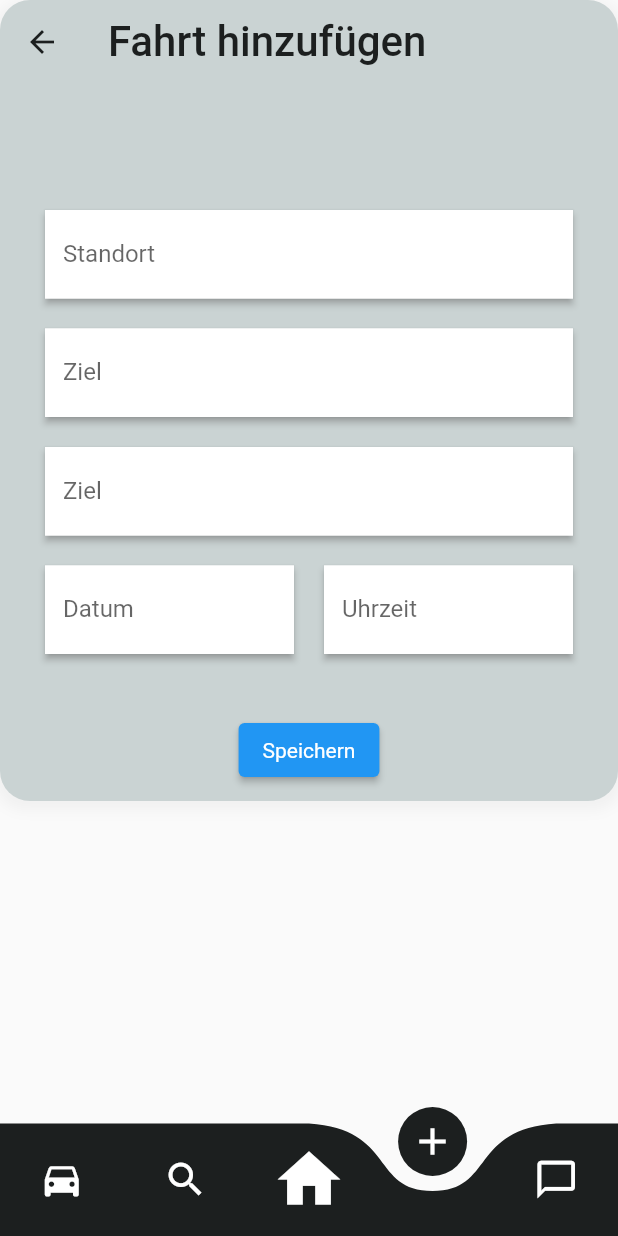
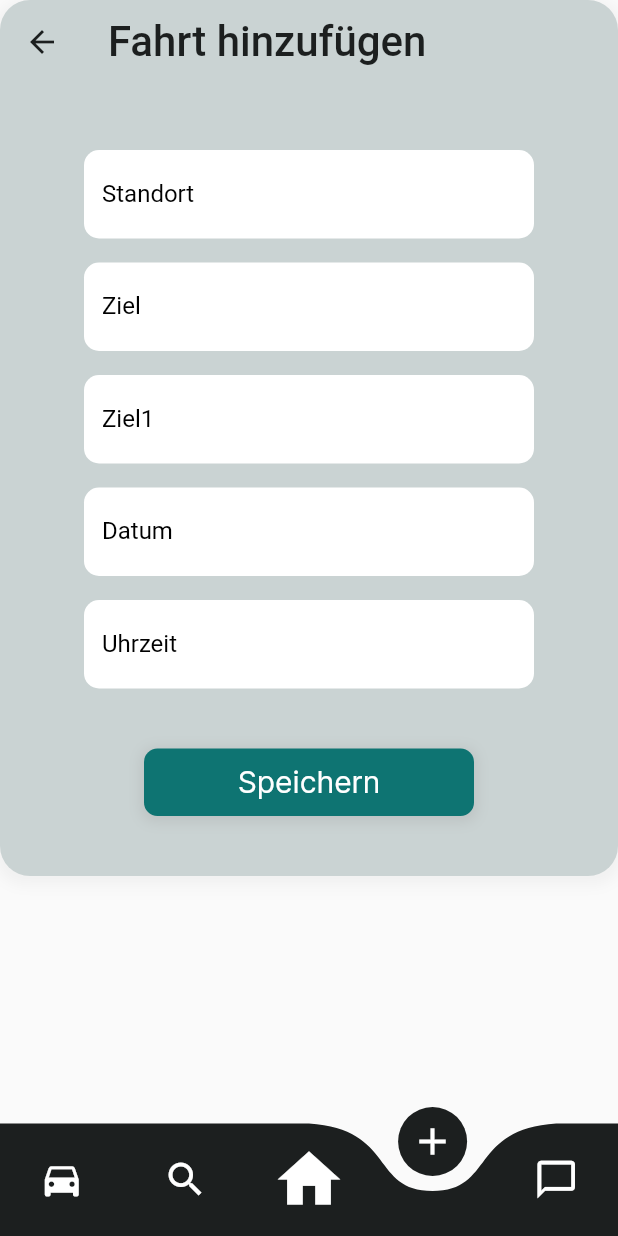
Before and after one commit to drmilde/carida_unigo_v0, a Flutter app: the MainScreen screen opened directly, item 4 of the bottom bar chosen, on a phone screen of 412 x 824 dp. Run offline on Flutter 3.47's test engine with Material 2 defaults, Android fonts, the phone set to English and light mode, and no system bars; drawn by our look-alikes of curved_navigation_bar, flutter_form_builder; our stand-ins replace flutter_map, flutter_rating_bar, flutter_svg, form_builder_validators, get, google_fonts and 2 more; missing offline and left inert: string_similarity; accounts and stored records are empty.

Commit message:
Formular in Fahrt hinzufuegen angepasst

```diff
--- a/lib/main.dart
+++ b/lib/main.dart
@@ -5,7 +5,7 @@ import 'package:projects/screens/pre_loading_screen.dart';
 
 // Design in
 // https://www.figma.com/file/KG73Ctua7GSmwbwu3uWXvG/Prototyp-1?node-id=0%3A1&t=qwvKkf7XLdVeYxtk-0
-//https://www.figma.com/file/0FjcfC8V4czugJ7WvSbPNw/RIDA-APP
+// https://www.figma.com/file/0FjcfC8V4czugJ7WvSbPNw/RIDA-APP
 
 class MyCustomScrollBehavior extends MaterialScrollBehavior {
   // Override behavior methods and getters like dragDevices
--- a/lib/sb/screens/hinzufuegen/hinzufuegen_screen.dart
+++ b/lib/sb/screens/hinzufuegen/hinzufuegen_screen.dart
@@ -1,5 +1,11 @@
 import 'package:flutter/material.dart';
 import 'package:flutter/services.dart';
+import 'package:flutter_form_builder/flutter_form_builder.dart';
+import 'package:get/get.dart';
+import 'package:projects/services/controller/ug_state_controller.dart';
+
+import '../../../screens/widgets/forms/form_submit_button.dart';
+import '../../../screens/widgets/forms/form_text_field.dart';
 
 class HinzufuegenScreen extends StatefulWidget {
   const HinzufuegenScreen({Key? key}) : super(key: key);
@@ -9,12 +15,16 @@ class HinzufuegenScreen extends StatefulWidget {
 }
 
 class _HinzufuegenScreenState extends State<HinzufuegenScreen> {
+  UGStateController _controller = Get.find();
+
   @override
   void initState() {
     super.initState();
   }
 
   final _formKey = GlobalKey<FormState>();
+  var formKey = GlobalKey<FormBuilderState>();
+
   final List<Color> colors = [
     Color.fromARGB(255, 202, 211, 211),
     Color.fromARGB(255, 0, 173, 167),
@@ -39,9 +49,7 @@ class _HinzufuegenScreenState extends State<HinzufuegenScreen> {
               alignment: Alignment.bottomCenter,
               child: Column(
                 children: [
-                  Container(
-
-                  ),
+                  Container(),
                   _fahrtHinzufuegen(),
                 ],
               ),
@@ -67,7 +75,91 @@ class _HinzufuegenScreenState extends State<HinzufuegenScreen> {
           ),
         ],
       ),
-      child: Form(
+      //child: _oldForm(),
+      child: Column(
+        children: [
+          SizedBox(
+            height: 100,
+          ),
+          _buildForm(context),
+        ],
+      ),
+    );
+  }
+
+  String? zahlValidator(value) {
+    var zahl = int.tryParse(value.toString()) ?? 0;
+    if (zahl % 2 == 0) {
+      return 'Es sind nur ungerade Zahlen erlaubt';
+    }
+    return null;
+  }
+
+  Widget _buildForm(BuildContext context) {
+    return FormBuilder(
+      key: formKey,
+      // enabled: false,
+      onChanged: () {
+        formKey.currentState!.save();
+      },
+      autovalidateMode: AutovalidateMode.disabled,
+      skipDisabled: true,
+      child: Column(
+        children: <Widget>[
+          CustomFormTextField(
+            formKey: formKey,
+            name: "standort",
+            labelText: "Standort",
+          ),
+          const SizedBox(height: 16),
+          CustomFormTextField(
+            formKey: formKey,
+            name: "ziel",
+            labelText: "Ziel",
+          ),
+          const SizedBox(height: 16),
+          CustomFormTextField(
+            formKey: formKey,
+            name: "ziel1",
+            labelText: "Ziel1",
+          ),
+          const SizedBox(height: 16),
+          CustomFormTextField(
+            formKey: formKey,
+            name: "datum",
+            labelText: "Datum",
+          ),
+          const SizedBox(height: 16),
+          CustomFormTextField(
+            formKey: formKey,
+            name: "zeit",
+            labelText: "Uhrzeit",
+          ),
+          SizedBox(height: 40),
+          CustomFormSubmitButton(
+            formKey: formKey,
+            text: "Speichern",
+            callback: () async {
+              String standort = formKey.currentState!.value['standort'];
+              String ziel = formKey.currentState!.value['ziel'];
+              String ziel1 = formKey.currentState!.value['ziel1'];
+              String email = formKey.currentState!.value['email'];
+              String datum = formKey.currentState!.value['datum'];
+              String zeit = formKey.currentState!.value['zeit'];
+
+              // TODO es wurde etwas verdatändert
+              _controller.change();
+            },
+          ),
+          SizedBox(height: 40),
+          Container(),
+        ],
+      ),
+    );
+  }
+
+  Widget _oldForm() {
+    return Form(
       child: Padding(
         padding: const EdgeInsets.fromLTRB(30, 140, 30, 10),
         child: Column(
@@ -167,8 +259,7 @@ class _HinzufuegenScreenState extends State<HinzufuegenScreen> {
               onPressed: () {
                 // Wenn alle Validatoren der Felder des Formulars gültig sind.
                 if (_formKey.currentState!.validate()) {
-                    print(
-                        "Formular ist gültig und kann verarbeitet werden");
+                  print("Formular ist gültig und kann verarbeitet werden");
                 } else {
                   print("Formular ist nicht gültig");
                 }
@@ -178,15 +269,6 @@ class _HinzufuegenScreenState extends State<HinzufuegenScreen> {
           ],
         ),
       ),
-      ),
     );
   }
-
-  String? zahlValidator(value) {
-    var zahl = int.tryParse(value.toString()) ?? 0;
-    if (zahl % 2 == 0) {
-      return 'Es sind nur ungerade Zahlen erlaubt';
 }
-    return null;
-  }
-}
--- a/lib/sb/screens/home/main_screen.dart
+++ b/lib/sb/screens/home/main_screen.dart
@@ -1,8 +1,10 @@
 import 'package:curved_navigation_bar/curved_navigation_bar.dart';
 import 'package:flutter/material.dart';
+import 'package:get/get.dart';
 import 'package:google_fonts/google_fonts.dart';
 import 'package:projects/sb/screens/buchungen/buchungen_screen.dart';
 
+import '../../../services/controller/ug_state_controller.dart';
 import '../chat/chat_screen.dart';
 import '../einstellungen/einstellungen_screen.dart';
 import '../hinzufuegen/hinzufuegen_screen.dart';
@@ -17,6 +19,7 @@ class MainScreen extends StatefulWidget {
 }
 
 class _MainScreenState extends State<MainScreen> {
+  UGStateController _controller = Get.find();
   int index = 2;
 
   final screens = [
@@ -66,8 +69,29 @@ class _MainScreenState extends State<MainScreen> {
       ),
     ];
     return Scaffold(
+
+      /*
+      drawer: Drawer(),
+      showDrawer: false,
+      //appbar: AppBar(),
+      showAppbar: false,
+      fab: FloatingActionButton(
+        onPressed: () {},
+        child: Text("+"),
+      ),
+      showFab: false,
+      //bottomNavigationBar: UnigoBottomNavigationsBar(),
+      showBottonNavigationBar: true,
+
+      backgroundColor: _controller.appConstants.dark_grey,
+      image: "assets/images/background2.svg",
+
+       */
+
+
       extendBody: true,
       extendBodyBehindAppBar: true,
+
       //backgroundColor: Color.fromARGB(255, 28, 31, 31),
       appBar: _buildAppBar(title[index], context, index),
       bottomNavigationBar: CurvedNavigationBar(
--- a/lib/sb/screens/welcome/anmelden_screen.dart
+++ b/lib/sb/screens/welcome/anmelden_screen.dart
@@ -38,7 +38,7 @@ class _AnmeldenScreenState extends State<AnmeldenScreen> {
     return SVGDynamicScaffoldWidget(
       drawer: Drawer(),
       showDrawer: false,
-      appbar: AppBar(),
+      appBar: AppBar(),
       showAppbar: false,
       fab: FloatingActionButton(
         onPressed: () {},
--- a/lib/sb/screens/welcome/registrieren_screen.dart
+++ b/lib/sb/screens/welcome/registrieren_screen.dart
@@ -37,7 +37,7 @@ class _RegistrierenScreenState extends State<RegistrierenScreen> {
     return SVGDynamicScaffoldWidget(
       drawer: Drawer(),
       showDrawer: false,
-      appbar: AppBar(),
+      appBar: AppBar(),
       showAppbar: false,
       fab: FloatingActionButton(
         onPressed: () {},
--- a/lib/sb/screens/welcome/registrieren_two_screen.dart
+++ b/lib/sb/screens/welcome/registrieren_two_screen.dart
@@ -37,7 +37,7 @@ class _RegistrierenTwoScreenState extends State<RegistrierenTwoScreen> {
     return SVGDynamicScaffoldWidget(
       drawer: Drawer(),
       showDrawer: false,
-      appbar: AppBar(),
+      appBar: AppBar(),
       showAppbar: false,
       fab: FloatingActionButton(
         onPressed: () {},
--- a/lib/sb/screens/welcome/start_screen.dart
+++ b/lib/sb/screens/welcome/start_screen.dart
@@ -18,7 +18,7 @@ class StartScreen extends StatelessWidget {
     return SVGDynamicScaffoldWidget(
       drawer: Drawer(),
       showDrawer: false,
-      appbar: AppBar(),
+      appBar: AppBar(),
       showAppbar: false,
       fab: FloatingActionButton(
         onPressed: () {},
--- a/lib/screens/anmelden/login_screen.dart
+++ b/lib/screens/anmelden/login_screen.dart
@@ -24,7 +24,7 @@ class LoginScreen extends StatelessWidget {
     return SVGDynamicScaffoldWidget(
       drawer: Drawer(),
       showDrawer: false,
-      appbar: AppBar(),
+      appBar: AppBar(),
       showAppbar: false,
       fab: FloatingActionButton(
         onPressed: () {},
--- a/lib/screens/anmelden/registrieren_screen.dart
+++ b/lib/screens/anmelden/registrieren_screen.dart
@@ -24,7 +24,7 @@ class RegistrierenScreen extends StatelessWidget {
     return SVGDynamicScaffoldWidget(
       drawer: Drawer(),
       showDrawer: false,
-      appbar: AppBar(),
+      appBar: AppBar(),
       showAppbar: false,
       fab: FloatingActionButton(
         onPressed: () {},
--- a/lib/screens/chat/chat_screen.dart
+++ b/lib/screens/chat/chat_screen.dart
@@ -21,7 +21,7 @@ class ChatScreen extends StatelessWidget {
     return SVGDynamicScaffoldWidget(
       drawer: Drawer(),
       showDrawer: false,
-      appbar: AppBar(),
+      appBar: AppBar(),
       showAppbar: false,
       fab: FloatingActionButton(
         onPressed: () {},
--- a/lib/screens/fahrten_screen.dart
+++ b/lib/screens/fahrten_screen.dart
@@ -12,7 +12,7 @@ class FahrtenScreen extends StatelessWidget {
     return SVGDynamicScaffoldWidget(
       drawer: Drawer(),
       showDrawer: false,
-      appbar: AppBar(),
+      appBar: AppBar(),
       showAppbar: false,
       fab: FloatingActionButton(
         onPressed: () {},
--- a/lib/screens/home_screen.dart
+++ b/lib/screens/home_screen.dart
@@ -26,7 +26,7 @@ class HomeScreen extends StatelessWidget {
     return SVGDynamicScaffoldWidget(
       drawer: Drawer(),
       showDrawer: false,
-      appbar: AppBar(),
+      appBar: AppBar(),
       showAppbar: false,
       fab: FloatingActionButton(
         onPressed: () {},
--- a/lib/screens/pages/settings_page.dart
+++ b/lib/screens/pages/settings_page.dart
@@ -1,7 +1,6 @@
 import 'package:flutter/material.dart';
 
 import '../profil_screen.dart';
-import '../widgets/custom_dialog_widget.dart';
 import '../widgets/custom_round_button.dart';
 
 class SettingsPage extends StatelessWidget {
--- a/lib/screens/pre_loading_screen.dart
+++ b/lib/screens/pre_loading_screen.dart
@@ -23,7 +23,7 @@ class PreLoadingScreen extends StatelessWidget {
     return SVGDynamicScaffoldWidget(
       drawer: Drawer(),
       showDrawer: false,
-      appbar: AppBar(),
+      appBar: AppBar(),
       showAppbar: false,
       fab: FloatingActionButton(
         onPressed: () {},
--- a/lib/screens/profil_screen.dart
+++ b/lib/screens/profil_screen.dart
@@ -19,7 +19,7 @@ class ProfilScreen extends StatelessWidget {
     return SVGDynamicScaffoldWidget(
       drawer: Drawer(),
       showDrawer: false,
-      appbar: AppBar(),
+      appBar: AppBar(),
       showAppbar: false,
       fab: FloatingActionButton(
         onPressed: () {},
--- a/lib/screens/prototyp_dummies/dummy_login_screen.dart
+++ b/lib/screens/prototyp_dummies/dummy_login_screen.dart
@@ -13,7 +13,7 @@ class DummyLoginScreen extends StatelessWidget {
     return SVGDynamicScaffoldWidget(
       drawer: Drawer(),
       showDrawer: false,
-      appbar: AppBar(),
+      appBar: AppBar(),
       showAppbar: false,
       fab: FloatingActionButton(
         onPressed: () {},
--- a/lib/services/backend_service_provider.dart
+++ b/lib/services/backend_service_provider.dart
@@ -20,13 +20,13 @@ class BackendServiceProvider {
     required Function(String) listFromJson,
   }) async {
     var url = Uri.https(host, '${apiPath}/${resourcePath}.json');
-    print (url);
+    //print (url);
     var response = await http.get(
       url,
       headers: headers,
     );
     String resUTF8 = utf8.decode(response.bodyBytes);
-    print(response.statusCode);
+    //print(response.statusCode);
 
     if (response.statusCode == 200) {
       RT data = listFromJson(resUTF8);
```
Also changed, not shown: lib/sb/screens/hinzufuegen/save _hinzufuegen_screen.dart (renamed from lib/screens/anmelden/passwort_vergessen.dart, +43 -45 lines), lib/screens/widgets/svg_dynamic_scaffold_widget.dart (+10 -3 lines). Lines whose indentation alone changed are shown as unchanged.
